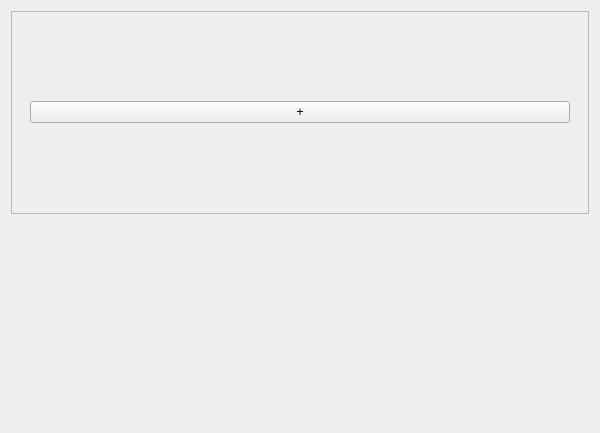
Qt form gallery/tabcontainer.ui (Vrock691/IHM) before a commit.
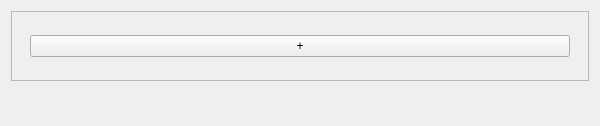
The same form after that commit.

Commit message: Liaison des ressentis avec l'UI (QComboBox)

```diff
--- a/gallery/tabcontainer.ui
+++ b/gallery/tabcontainer.ui
@@ -7,7 +7,7 @@
     <x>0</x>
     <y>0</y>
     <width>600</width>
-    <height>433</height>
+    <height>126</height>
    </rect>
   </property>
   <property name="minimumSize">
@@ -35,8 +35,8 @@
          <rect>
           <x>0</x>
           <y>0</y>
-          <width>578</width>
-          <height>202</height>
+          <width>572</width>
+          <height>80</height>
          </rect>
         </property>
         <layout class="QVBoxLayout" name="verticalLayout_2">
```
The commit also changes 3 other files.
